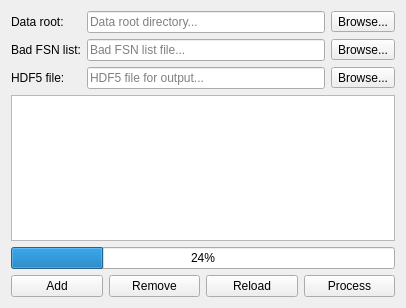
The window that cct/processinggui/project/project.ui (awacha/cct) describes before a commit, drawn with Qt 5.
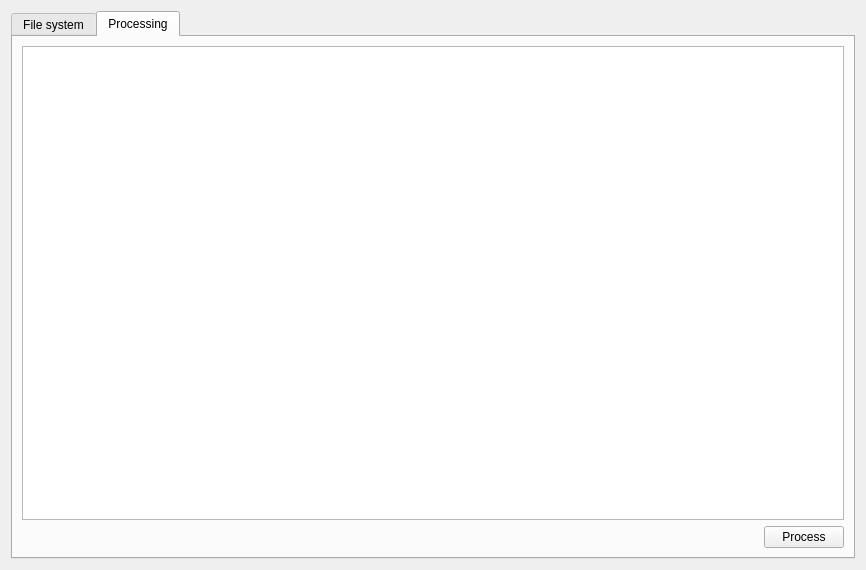
The same window after the commit. The open tabs and pages were chosen to show the change. Icons and pictures are not drawn.

What changed in the file:
```diff
--- a/cct/processinggui/project/project.ui
+++ b/cct/processinggui/project/project.ui
@@ -6,8 +6,8 @@
    <rect>
     <x>0</x>
     <y>0</y>
-    <width>406</width>
-    <height>308</height>
+    <width>866</width>
+    <height>570</height>
    </rect>
   </property>
   <property name="windowTitle">
@@ -19,6 +19,16 @@
   </property>
   <layout class="QVBoxLayout" name="verticalLayout">
    <item>
+    <widget class="QTabWidget" name="tabWidget">
+     <property name="currentIndex">
+      <number>0</number>
+     </property>
+     <widget class="QWidget" name="fsnListTab">
+      <attribute name="title">
+       <string>File system</string>
+      </attribute>
+      <layout class="QVBoxLayout" name="verticalLayout_2">
+       <item>
     <layout class="QGridLayout" name="gridLayout">
      <item row="1" column="1">
       <widget class="QLineEdit" name="badFSNsLineEdit">
@@ -107,7 +117,13 @@
     </layout>
    </item>
    <item>
-    <widget class="QTreeView" name="treeView">
+        <widget class="QGroupBox" name="groupBox">
+         <property name="title">
+          <string>File sequence numbers</string>
+         </property>
+         <layout class="QVBoxLayout" name="verticalLayout_4">
+          <item>
+           <widget class="QTreeView" name="fsnListTreeView">
      <property name="horizontalScrollBarPolicy">
       <enum>Qt::ScrollBarAlwaysOff</enum>
      </property>
@@ -131,6 +147,9 @@
      </property>
     </widget>
    </item>
+         </layout>
+        </widget>
+       </item>
    <item>
     <widget class="QProgressBar" name="progressBar">
      <property name="value">
@@ -139,7 +158,20 @@
     </widget>
    </item>
    <item>
-    <layout class="QHBoxLayout" name="horizontalLayout">
+        <layout class="QHBoxLayout" name="horizontalLayout_2">
+         <item>
+          <spacer name="horizontalSpacer_2">
+           <property name="orientation">
+            <enum>Qt::Horizontal</enum>
+           </property>
+           <property name="sizeHint" stdset="0">
+            <size>
+             <width>40</width>
+             <height>20</height>
+            </size>
+           </property>
+          </spacer>
+         </item>
      <item>
       <widget class="QPushButton" name="addPushButton">
        <property name="text">
@@ -173,6 +205,49 @@
        </property>
       </widget>
      </item>
+        </layout>
+       </item>
+      </layout>
+     </widget>
+     <widget class="QWidget" name="processingTab">
+      <attribute name="title">
+       <string>Processing</string>
+      </attribute>
+      <layout class="QVBoxLayout" name="verticalLayout_3">
+       <item>
+        <widget class="QTreeView" name="processingTreeView">
+         <property name="sizeAdjustPolicy">
+          <enum>QAbstractScrollArea::AdjustToContents</enum>
+         </property>
+         <property name="alternatingRowColors">
+          <bool>true</bool>
+         </property>
+         <property name="rootIsDecorated">
+          <bool>false</bool>
+         </property>
+         <property name="uniformRowHeights">
+          <bool>true</bool>
+         </property>
+         <property name="itemsExpandable">
+          <bool>false</bool>
+         </property>
+        </widget>
+       </item>
+       <item>
+        <layout class="QHBoxLayout" name="horizontalLayout_3">
+         <item>
+          <spacer name="horizontalSpacer">
+           <property name="orientation">
+            <enum>Qt::Horizontal</enum>
+           </property>
+           <property name="sizeHint" stdset="0">
+            <size>
+             <width>40</width>
+             <height>20</height>
+            </size>
+           </property>
+          </spacer>
+         </item>
      <item>
       <widget class="QPushButton" name="processPushButton">
        <property name="text">
@@ -185,6 +260,10 @@
       </widget>
      </item>
     </layout>
+       </item>
+      </layout>
+     </widget>
+    </widget>
    </item>
   </layout>
  </widget>
```
Lines whose indentation alone changed are shown as unchanged.
